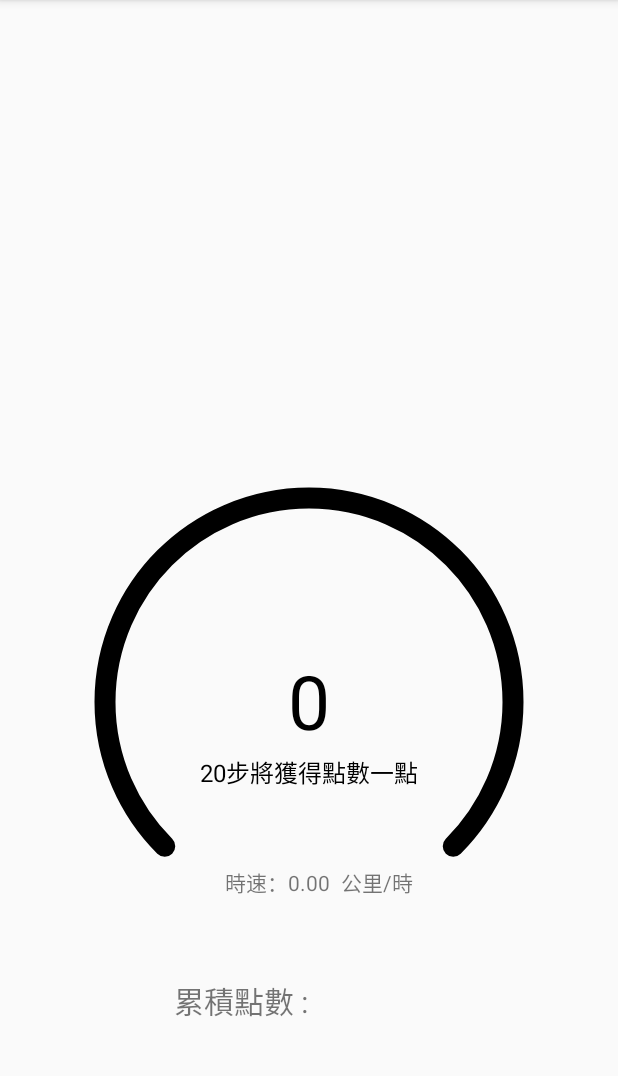
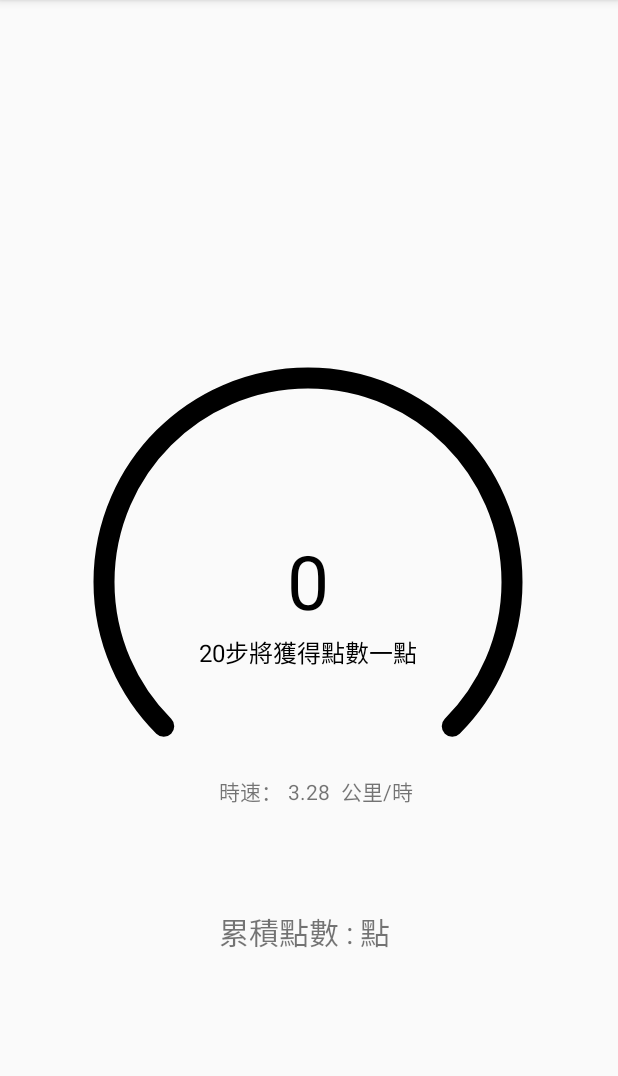
Before and after one commit to easypinex/iCoCo, an Android app: the GoPointActivity screen opened directly, with no data from a screen before it, on a phone screen of 412 x 824 dp, the part 84-1160 px from its top. Run offline under Robolectric (Android 15) with nearby library versions, the phone set to English and light mode, and no system bars; libraries missing offline, so code that uses them is left out: com.mikhaellopez.circularprogressbar; 4 statements that could not run were skipped.

Commit message:
修正字體太大有可能切到的問題 修改選單圖片風格 修正兌換點數排版問題

```diff
--- a/app/src/main/java/com/sea/icoco/Entity/gpsData.java
+++ b/app/src/main/java/com/sea/icoco/Entity/gpsData.java
@@ -43,7 +43,7 @@ public class gpsData
     boolean keepGoing = false;
     int notGoingCount = 0;
     Double speed = 0.0;
-    boolean speedLimit = true;
+    boolean speedLimit = false;
     public void loadGpsData(Context context)
     {
         this.context = context;
--- a/app/src/main/java/com/sea/icoco/GoPointActivity.java
+++ b/app/src/main/java/com/sea/icoco/GoPointActivity.java
@@ -48,7 +48,7 @@ public class GoPointActivity extends AppCompatActivity {
         sp = new SharedPreferencesUtils(this);
         //获取用户设置的计划锻炼步數，没有设置过的话默认7000
         String planWalk_QTY = (String) sp.getParam("planWalk_QTY", "20");
-        point_text.setText(dataControler.userData.getBonusPoint());
+        point_text.setText(dataControler.userData.getBonusPoint()+"點");
         //设置当前步數为0
         stepArcView.setCurrentCount(Integer.parseInt(planWalk_QTY), 0);
 //        tv_isSupport.setText("计步中...");
@@ -85,14 +85,14 @@ public class GoPointActivity extends AppCompatActivity {
             stepService.registerCallback(new UpdateUiCallBack() {
                 @Override
                 public void updateUi(int stepCount) {
-                    speed_txv.setText(new DecimalFormat("#.##").format(dataControler.gpsData.getSpeed()));
+                    if (dataControler.gpsData.isSpeedLimit()) speed_txv.setText(new DecimalFormat("#.##").format(dataControler.gpsData.getSpeed()));
                     if ((dataControler.gpsData.isKeepGoing() && dataControler.gpsData.getSpeed() <= 20.0) || !dataControler.gpsData.isSpeedLimit()){
                         Integer planWalk_QTY = Integer.parseInt((String) sp.getParam("planWalk_QTY", "20"));
                         if (stepCount >= planWalk_QTY){
                             stepService.setStepCount(stepCount-planWalk_QTY);
                             stepArcView.setCurrentCount(20,stepCount-planWalk_QTY);
                             dataControler.userData.setBonusPoint(Integer.parseInt(dataControler.userData.getBonusPoint())+1);
-                            point_text.setText(dataControler.userData.getBonusPoint());
+                            point_text.setText(dataControler.userData.getBonusPoint()+"點");
                         }
                         else{
                             stepArcView.setCurrentCount(planWalk_QTY, stepCount);
--- a/app/src/main/java/com/sea/icoco/step/accelerometer/StepDetector.java
+++ b/app/src/main/java/com/sea/icoco/step/accelerometer/StepDetector.java
@@ -102,7 +102,6 @@ public class StepDetector implements SensorEventListener {
             }
         }
         gravityOld = values;
-        Log.d(tag,"values="+String.valueOf(values));
     }
 
     /*
--- a/app/src/main/res/layout/activity_go_point.xml
+++ b/app/src/main/res/layout/activity_go_point.xml
@@ -1,5 +1,5 @@
 <?xml version="1.0" encoding="utf-8"?>
-<RelativeLayout
+<android.support.constraint.ConstraintLayout
     xmlns:android="http://schemas.android.com/apk/res/android"
     xmlns:app="http://schemas.android.com/apk/res-auto"
     xmlns:tools="http://schemas.android.com/tools"
@@ -16,61 +16,63 @@
         android:id="@+id/stepArcView"
         android:layout_width="300dp"
         android:layout_height="300dp"
-        android:layout_above="@+id/textView27"
-        android:layout_centerHorizontal="true"
         android:layout_marginBottom="34dp"
+        app:layout_constraintBottom_toTopOf="@+id/textView27"
         app:layout_constraintEnd_toEndOf="parent"
-        app:layout_constraintHorizontal_bias="0.375"
+        app:layout_constraintHorizontal_bias="0.495"
+        app:layout_constraintLeft_toLeftOf="parent"
+        app:layout_constraintRight_toRightOf="parent"
         app:layout_constraintStart_toStartOf="parent"
-        app:layout_constraintTop_toTopOf="parent" />
+        app:layout_constraintTop_toTopOf="parent"
+        app:layout_constraintVertical_bias="0.866" />
 
     <TextView
         android:id="@+id/textView27"
         android:layout_width="wrap_content"
         android:layout_height="wrap_content"
-        android:layout_marginBottom="70dp"
+        android:layout_marginBottom="116dp"
+        android:layout_marginEnd="35dp"
         android:text="累積點數 : "
         android:textSize="20sp"
-        android:layout_alignParentBottom="true"
-        android:layout_alignParentLeft="true"
-        android:layout_marginLeft="100dp"/>
+        app:layout_constraintBottom_toBottomOf="parent"
+        app:layout_constraintEnd_toEndOf="@+id/textView34" />
 
     <TextView
         android:id="@+id/point_text"
         android:layout_width="wrap_content"
         android:layout_height="wrap_content"
-        android:layout_alignTop="@+id/textView27"
-        android:layout_toEndOf="@+id/textView27"
-        android:layout_toRightOf="@+id/textView27"
         android:text="37 點"
-        android:textSize="20sp" />
+        android:textSize="20sp"
+        app:layout_constraintStart_toEndOf="@id/textView27"
+        app:layout_constraintTop_toTopOf="@id/textView27"/>
 
     <TextView
         android:id="@+id/textView28"
         android:layout_width="wrap_content"
         android:layout_height="wrap_content"
-        android:layout_alignBottom="@+id/stepArcView"
-        android:layout_marginBottom="19dp"
-        android:layout_toStartOf="@+id/speed_txv"
-        android:text="時速：" />
+        android:layout_marginEnd="4dp"
+        android:text="時速："
+        app:layout_constraintBottom_toBottomOf="@+id/stepArcView"
+        app:layout_constraintEnd_toStartOf="@+id/speed_txv" />
 
     <TextView
         android:id="@+id/speed_txv"
         android:layout_width="wrap_content"
         android:layout_height="wrap_content"
-        android:layout_alignBaseline="@+id/textView28"
-        android:layout_alignBottom="@+id/textView28"
-        android:layout_centerHorizontal="true"
-        android:text="0.00" />
+        android:text="3.28"
+        app:layout_constraintBaseline_toBaselineOf="@+id/textView28"
+        app:layout_constraintBottom_toBottomOf="@+id/textView28"
+        app:layout_constraintLeft_toLeftOf="parent"
+        app:layout_constraintRight_toRightOf="parent" />
 
     <TextView
         android:id="@+id/textView34"
         android:layout_width="wrap_content"
         android:layout_height="wrap_content"
-        android:layout_alignBaseline="@+id/speed_txv"
-        android:layout_alignBottom="@+id/speed_txv"
         android:layout_marginStart="7dp"
-        android:layout_toEndOf="@+id/speed_txv"
-        android:text="公里/時" />
+        android:text="公里/時"
+        app:layout_constraintBaseline_toBaselineOf="@+id/speed_txv"
+        app:layout_constraintBottom_toBottomOf="@+id/speed_txv"
+        app:layout_constraintStart_toEndOf="@+id/speed_txv" />
 
-</RelativeLayout>
+</android.support.constraint.ConstraintLayout>
```
Also changed, not shown: app/src/main/java/com/sea/icoco/QRCodeActivity.java (+6 -2 lines), app/src/main/java/com/sea/icoco/ShopMenuActivity.java (+16 -4 lines), app/src/main/res/layout-normal/activity_menu.xml (+12 -12 lines), app/src/main/res/layout/activity_aa.xml (+11 -11 lines), app/src/main/res/layout/activity_shop_menu.xml (+9 -0 lines), app/src/main/res/layout/activity_transfer_balance.xml (+22 -19 lines), app/src/main/res/layout/selec_point_item.xml (+34 -30 lines), app/src/main/res/drawable/aa.png, app/src/main/res/drawable/gomap.png, app/src/main/res/drawable/gopoint.png, app/src/main/res/drawable/pay.png, app/src/main/res/drawable/qr.png, app/src/main/res/drawable/search.png.
